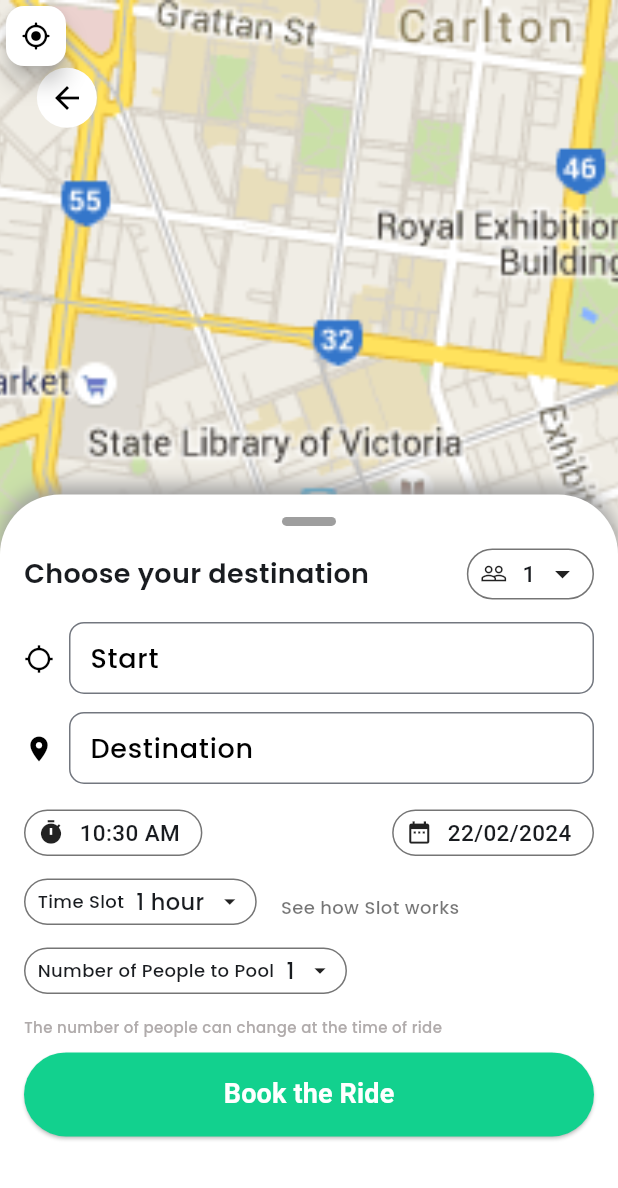
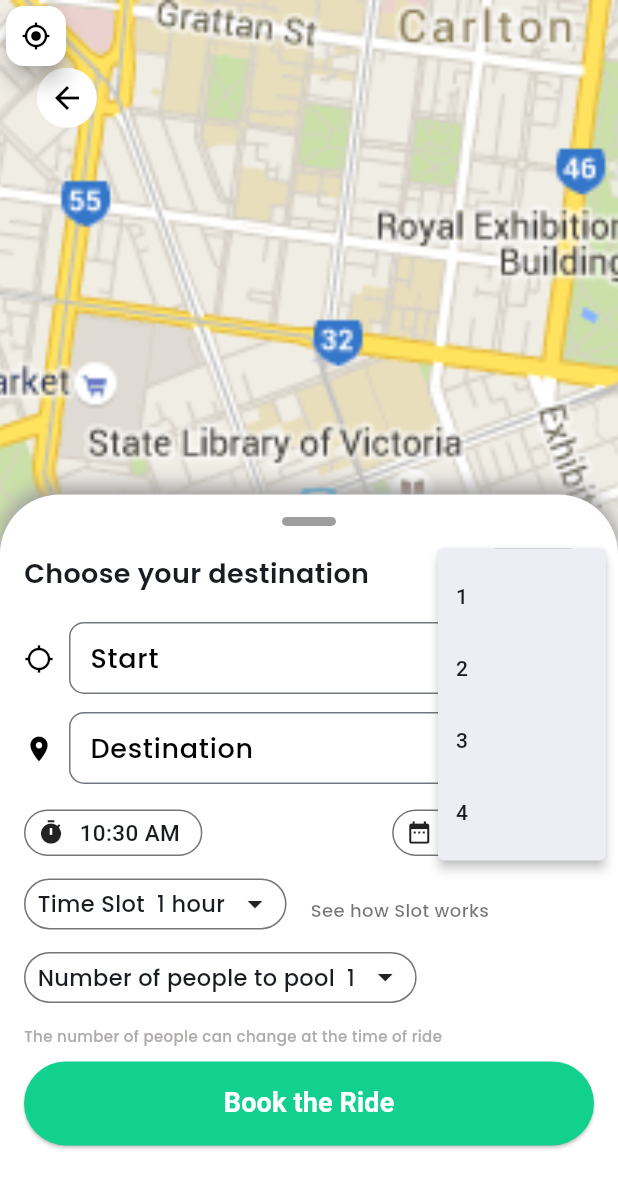
Before and after one commit to Jitik12/cab_pooling, a Flutter app: the CabPoolingPage screen opened by its route, after a tap on an icon or button, on a phone screen of 412 x 824 dp. Shown: the top 1188 px of the screen. Run offline on Flutter 3.47's test engine with Material 3 defaults, Android fonts, the phone set to English and light mode, and no system bars; our stand-ins replace google_fonts.

Commit message:
Added the pop menu options

```diff
--- a/frontend/lib/Views/cab_pooling.dart
+++ b/frontend/lib/Views/cab_pooling.dart
@@ -4,7 +4,7 @@ import 'package:swift_street/Widgets/dialog/ok_dialog.dart';
 import 'package:swift_street/Widgets/grabber.dart';
 import 'package:swift_street/Widgets/iconedButton.dart';
 import 'package:swift_street/Widgets/location_input.dart';
-import 'package:swift_street/Widgets/text_prefixed_button.dart';
+import 'package:swift_street/Widgets/customized_popup_menu.dart';
 import 'package:swift_street/enums/num_people.dart';
 import 'package:swift_street/enums/time_slot.dart';
 import 'package:intl/intl.dart';
@@ -21,13 +21,15 @@ class _CabPoolingPageState extends State<CabPoolingPage> {
       startController; // Declare the TextEditingController
   late final TextEditingController
       destinationController; // Declare the TextEditingController
+
   double _sheetPosition = 0.6;
   double sheetPadding = 16;
   TimeSlot timeSlot = TimeSlot.hour_1;
-  NumPeople num_people = NumPeople.one;
-
+  NumPeople numpeople = NumPeople.one;
+  NumPeople num1 = NumPeople.one;
   TimeOfDay time = TimeOfDay.now();
   DateTime date = DateTime.now();
+
   @override
   void initState() {
     super.initState();
@@ -126,7 +128,6 @@ class _CabPoolingPageState extends State<CabPoolingPage> {
               return GestureDetector(
                 onVerticalDragUpdate: (details) {
                   double dy = details.delta.dy;
-                  print(dy);
                   setState(() {
                     if (_sheetPosition - dy / screenHeight > 0.05 &&
                         _sheetPosition - dy / screenHeight < 0.6) {
@@ -135,8 +136,7 @@ class _CabPoolingPageState extends State<CabPoolingPage> {
                   });
                 },
                 onVerticalDragEnd: (details) {
-                  double velocity = details.primaryVelocity!;
-                  if (velocity > 0) {
+                  if (_sheetPosition < 0.325) {
                     setState(() {
                       _sheetPosition = 0.05;
                     });
@@ -183,12 +183,17 @@ class _CabPoolingPageState extends State<CabPoolingPage> {
                                           fontWeight: FontWeight.w600,
                                         ),
                                       ),
-                                      iconedButton(
-                                        prefixIcon: Icons.people_outline,
-                                        text: num_people.value,
-                                        suffixIcon: Icons.arrow_drop_down,
-                                        onPressed: () {},
-                                      )
+                                      CustomizedPopUpMenu<NumPeople>(
+                                        prefixIcon: Icons.people,
+                                        value: num1,
+                                        options: NumPeople.values,
+                                        onOptionSelected: (value) {
+                                          setState(() {
+                                            num1 = value;
+                                          });
+                                        },
+                                        getLabel: (value) => value.value,
+                                      ),
                                     ]),
                                 const SizedBox(height: 15),
                                 locationInput(
@@ -238,11 +243,16 @@ class _CabPoolingPageState extends State<CabPoolingPage> {
                                   height: 15,
                                 ),
                                 Row(children: [
-                                  TextPrefixedButton(
+                                  CustomizedPopUpMenu<TimeSlot>(
                                     text: 'Time Slot',
-                                    value: TimeSlot.hour_1.value,
-                                    onPressed: () {},
-                                    icon: Icons.arrow_drop_down,
+                                    value: timeSlot,
+                                    options: TimeSlot.values,
+                                    onOptionSelected: (value) {
+                                      setState(() {
+                                        timeSlot = value;
+                                      });
+                                    },
+                                    getLabel: (value) => value.value,
                                   ),
                                   const SizedBox(width: 16),
                                   Padding(
@@ -260,11 +270,16 @@ class _CabPoolingPageState extends State<CabPoolingPage> {
                                 const SizedBox(
                                   height: 15,
                                 ),
-                                TextPrefixedButton(
-                                  text: 'Number of People to Pool',
-                                  value: NumPeople.one.value,
-                                  onPressed: () {},
-                                  icon: Icons.arrow_drop_down,
+                                CustomizedPopUpMenu<NumPeople>(
+                                  text: 'Number of people to pool',
+                                  value: numpeople,
+                                  options: NumPeople.values,
+                                  onOptionSelected: (value) {
+                                    setState(() {
+                                      numpeople = value;
+                                    });
+                                  },
+                                  getLabel: (value) => value.value,
                                 ),
                                 const SizedBox(
                                   height: 15,
@@ -282,7 +297,6 @@ class _CabPoolingPageState extends State<CabPoolingPage> {
                                   width: double.infinity,
                                   child: ElevatedButton(
                                     onPressed: () async {
-
                                       // TODO fix required for time checker
                                       int totalTime =
                                           date.millisecondsSinceEpoch +
@@ -290,7 +304,7 @@ class _CabPoolingPageState extends State<CabPoolingPage> {
                                               time.minute * 60 * 1000 +
                                               (time.period.index == 0
                                                   ? 0
-                                                  : 12 * 60 * 60 * 1000) ;
+                                                  : 12 * 60 * 60 * 1000);
 
                                       int currentTime =
                                           DateTime.now().millisecondsSinceEpoch;
--- /dev/null
+++ b/frontend/lib/Widgets/customized_popup_menu.dart
@@ -0,0 +1,118 @@
+import 'package:flutter/material.dart';
+import 'package:google_fonts/google_fonts.dart';
+
+class CustomizedPopUpMenu<E> extends StatefulWidget {
+  final String? text;
+  final E value;
+  final List<E> options;
+  final Function(E) onOptionSelected;
+  final Function(E) getLabel;
+  final IconData? prefixIcon;
+  const CustomizedPopUpMenu({
+    super.key,
+    required this.value,
+    required this.options,
+    required this.onOptionSelected,
+    required this.getLabel,
+    this.text,
+    this.prefixIcon,
+  });
+
+  @override
+  State<CustomizedPopUpMenu<E>> createState() => _CustomizedPopUpMenuState<E>();
+}
+
+class _CustomizedPopUpMenuState<E> extends State<CustomizedPopUpMenu<E>> {
+  late IconData icon;
+
+  @override
+  void initState() {
+    super.initState();
+    icon = Icons.arrow_drop_down;
+  }
+
+  @override
+  Widget build(BuildContext context) {
+    return IntrinsicWidth(
+      child: Container(
+        decoration: BoxDecoration(
+          color: Colors.white,
+          borderRadius: BorderRadius.circular(40),
+          border: Border.all(color: Colors.black54),
+        ),
+        child: InkWell(
+          onTap: () => _showDropdownMenu(context: context),
+          child: Padding(
+            padding: const EdgeInsets.symmetric(horizontal: 8.0, vertical: 4),
+            child: Row(
+              mainAxisSize: MainAxisSize.min,
+              mainAxisAlignment: MainAxisAlignment.spaceBetween,
+              children: [
+                if (widget.prefixIcon != null)
+                  Icon(
+                    widget.prefixIcon,
+                    size: 18,
+                  ),
+                if (widget.text != null)
+                  Text(
+                    widget.text!,
+                    style: GoogleFonts.poppins(
+                      fontSize: 15,
+                      fontWeight: FontWeight.w500,
+                    ),
+                  ),
+                const SizedBox(width: 8.0),
+                Text(
+                  widget.getLabel(widget.value),
+                  style: GoogleFonts.poppins(
+                    fontSize: 15,
+                    fontWeight: FontWeight.w500,
+                  ),
+                ),
+                const SizedBox(
+                  width: 8.0,
+                ),
+                Icon(
+                  icon,
+                  size: 24,
+                ),
+              ],
+            ),
+          ),
+        ),
+      ),
+    );
+  }
+
+  void _showDropdownMenu({required BuildContext context}) async {
+    final RenderBox renderBox = context.findRenderObject() as RenderBox;
+    final Offset offset = renderBox.localToGlobal(Offset.zero);
+    // increase the size of the dropdown menu by 10% of the button's width
+    setState(() {
+      icon = Icons.arrow_drop_up;
+    });
+    final E? selectedValue = await showMenu<E>(
+      context: context,
+      position: RelativeRect.fromLTRB(
+        offset.dx,
+        offset.dy,
+        offset.dx + renderBox.size.width,
+        offset.dy + renderBox.size.height,
+      ),
+      items: widget.options.map((E option) {
+        return PopupMenuItem<E>(
+          value: option,
+          child: Text(widget.getLabel(option)),
+        );
+      }).toList(),
+    );
+
+    if (selectedValue != null) {
+      widget.onOptionSelected(selectedValue);
+    }
+
+    setState(() {
+      icon = Icons.arrow_drop_down;
+    });
+  }
+}
--- a/frontend/lib/Widgets/text_prefixed_button.dart
+++ /dev/null
@@ -1,65 +0,0 @@
-import 'package:flutter/material.dart';
-import 'package:google_fonts/google_fonts.dart';
-import 'package:swift_street/enums/num_people.dart';
-import 'package:swift_street/enums/time_slot.dart';
-
-class TextPrefixedButton<E> extends StatelessWidget {
-  final String text;
-  final String value;
-  final Function() onPressed;
-  final IconData icon;
-
-  const TextPrefixedButton(
-      {super.key,
-      required this.text,
-      required this.value,
-      required this.onPressed,
-      required this.icon});
-
-  @override
-  Widget build(BuildContext context) {
-
-    return IntrinsicWidth(
-      child: Container(
-        decoration: BoxDecoration(
-          color: Colors.white,
-          borderRadius: BorderRadius.circular(40),
-          border: Border.all(color: Colors.black54),
-        ),
-        child: InkWell(
-          onTap: onPressed,
-          child: Padding(
-            padding: const EdgeInsets.symmetric(horizontal: 8.0, vertical: 4),
-            child: Row(
-              mainAxisAlignment: MainAxisAlignment.spaceBetween,
-              children: [
-                Text(
-                  text,
-                  style: GoogleFonts.poppins(
-                    fontSize: 12,
-                    fontWeight: FontWeight.w500,
-                  ),
-                ),
-                const SizedBox(width: 8.0),
-                Text(
-                  value,
-                  style: GoogleFonts.poppins(
-                    fontSize: 15,
-                    fontWeight: FontWeight.w500,
-                  ),
-                ),
-                const SizedBox(
-                  width: 8.0,
-                ),
-                const Icon(
-                  Icons.arrow_drop_down,
-                  size: 18,
-                ),
-              ],
-            ),
-          ),
-        ),
-      ),
-    );
-  }
-}
--- a/frontend/lib/enums/num_people.dart
+++ b/frontend/lib/enums/num_people.dart
@@ -1,23 +1,12 @@
 enum NumPeople {
-  one,
-  two,
-  three,
-  four;
+  one(1),
+  two(2),
+  three(3),
+  four(4);
+
+  final int label;
+
+  const NumPeople(this.label);
+
+  String get value => label.toString();
 }
-
-extension NumPeopleExtension on NumPeople {
-  String get value {
-    switch (this) {
-      case NumPeople.one:
-        return '1';
-      case NumPeople.two:
-        return '2';
-      case NumPeople.three:
-        return '3';
-      case NumPeople.four:
-        return '4';
-      default:
-        return '';
-    }
-  }
-}
--- a/frontend/lib/enums/time_slot.dart
+++ b/frontend/lib/enums/time_slot.dart
@@ -1,21 +1,11 @@
 enum TimeSlot {
-  hourHalf,
-  hour_1,
-  hour_2;
+  hourHalf('1/2 hour'),
+  hour_1('1 hour'),
+  hour_2('2 hour');
 
+  final String label;
 
+  const TimeSlot(this.label);
+
+  String get value => label;
 }
-extension TimeSlotExtension on TimeSlot {
-  String get value {
-    switch (this) {
-      case TimeSlot.hourHalf:
-        return '30 minutes';
-      case TimeSlot.hour_1:
-        return '1 hour';
-      case TimeSlot.hour_2:
-        return '2 hours';
-      default:
-        return '';
-    }
-  }
-}
--- a/frontend/lib/main.dart
+++ b/frontend/lib/main.dart
@@ -14,7 +14,7 @@ void main() {
       ),
       debugShowCheckedModeBanner: false,
       home: const HomePage(),
-      routes:  {
-          cabPoolingHome :(context) => const CabPoolingPage(),
+      routes: {
+        cabPoolingHome: (context) => const CabPoolingPage(),
       }));
 }
```
